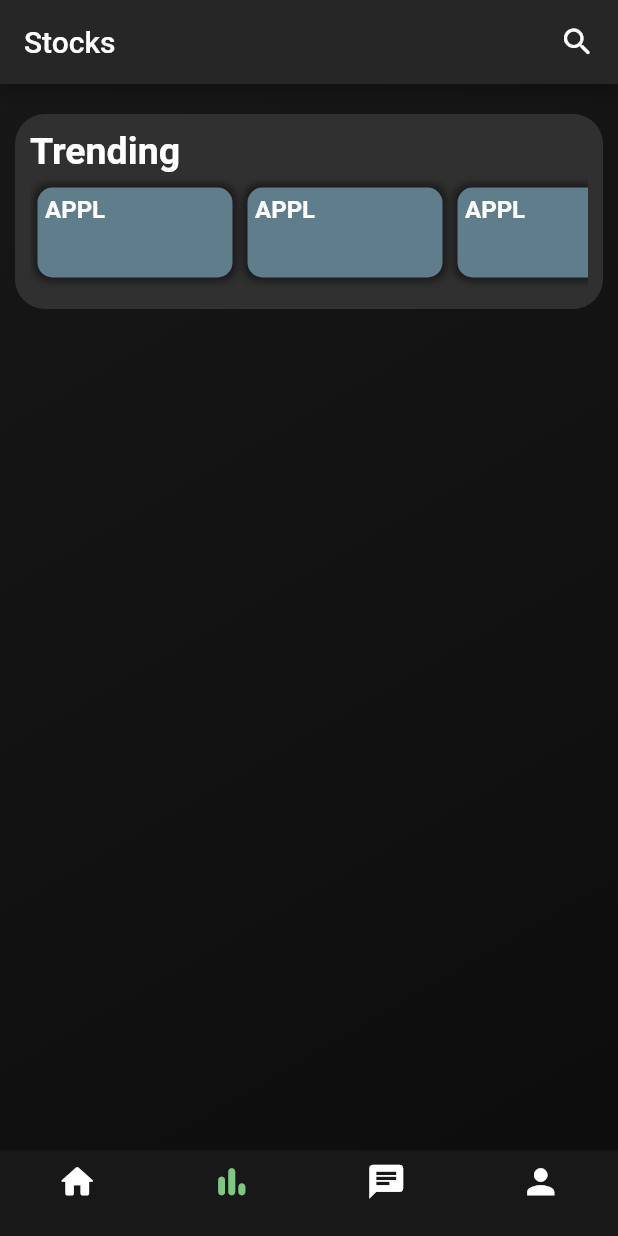
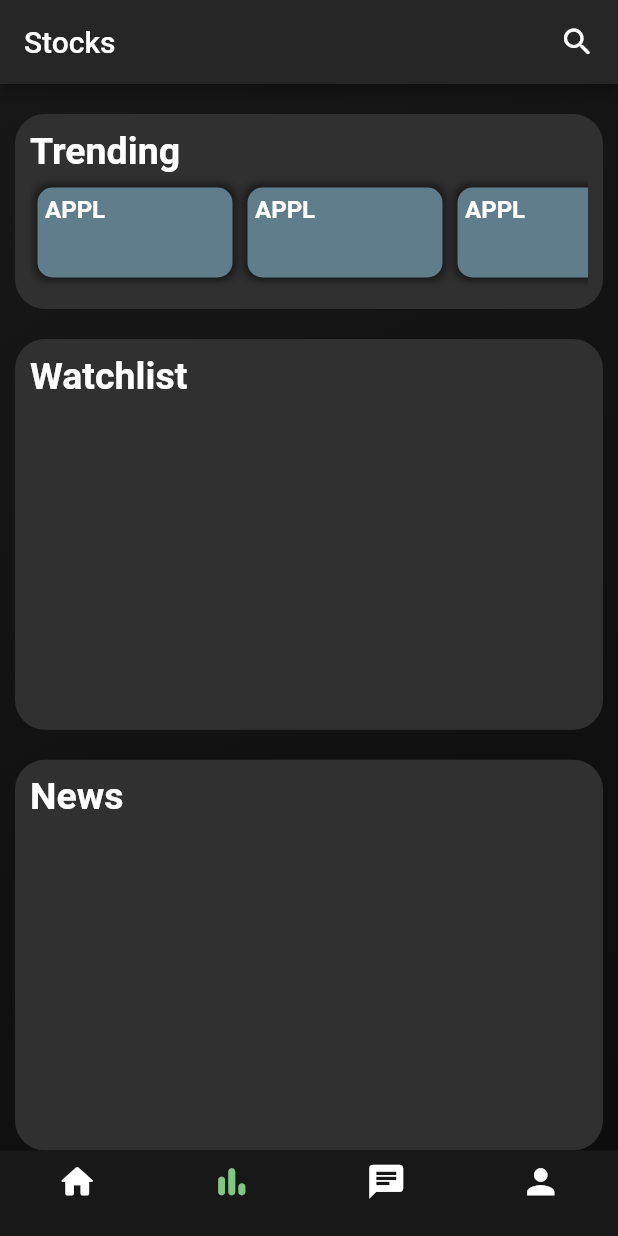
Before and after one commit to Bambalow28/StockMeUp, a Flutter app: the StockPage screen opened directly, on a phone screen of 412 x 824 dp. Run offline on Flutter 3.47's test engine with Material 2 defaults, Android fonts, the phone set to English and light mode, and no system bars.

Commit message:
UI changes

```diff
--- a/lib/mainPages/stocks.dart
+++ b/lib/mainPages/stocks.dart
@@ -1,4 +1,6 @@
 import 'package:flutter/material.dart';
+import 'dart:convert' as convert;
+import 'package:http/http.dart' as http;
 import 'package:newrandomproject/routes.dart';
 
 //View News Page Widget
@@ -33,6 +35,20 @@ class _StockPage extends State<StockPage> {
           break;
       }
     });
+  }
+
+  //Yahoo Finance API Request
+  getTrendingStocks() async {
+    var yahooFinance = Uri.parse('https://yfapi.net/v1/finance/trending/US');
+
+    Map<String, String> headers = {
+      'Content-type': 'application/json',
+      'Accept': 'application/json',
+    };
+    var res = await http.get(yahooFinance, headers: headers);
+
+    var jsonResponse = convert.jsonDecode(res.body);
+    print(jsonResponse);
   }
 
   @override
@@ -136,7 +152,7 @@ class _StockPage extends State<StockPage> {
                                   return Column(
                                     children: <Widget>[
                                       GestureDetector(
-                                        onTap: () => {print('Clicked')},
+                                        onTap: () => {getTrendingStocks()},
                                         child: Container(
                                           margin: EdgeInsets.only(
                                               top: 10.0, left: 5.0, right: 5.0),
@@ -184,6 +200,52 @@ class _StockPage extends State<StockPage> {
                           ),
                         ],
                       )),
+                  Expanded(
+                      child: Container(
+                    margin: EdgeInsets.only(top: 20.0, left: 10.0, right: 10.0),
+                    width: MediaQuery.of(context).size.width - 20,
+                    decoration: BoxDecoration(
+                        color: Colors.grey[850],
+                        borderRadius: BorderRadius.all(Radius.circular(20.0))),
+                    child: Column(
+                      crossAxisAlignment: CrossAxisAlignment.start,
+                      children: <Widget>[
+                        Container(
+                          padding: EdgeInsets.only(left: 10.0, top: 10.0),
+                          child: Text(
+                            'Watchlist',
+                            style: TextStyle(
+                                color: Colors.white,
+                                fontSize: 25.0,
+                                fontWeight: FontWeight.bold),
+                          ),
+                        ),
+                      ],
+                    ),
+                  )),
+                  Expanded(
+                      child: Container(
+                    margin: EdgeInsets.only(top: 20.0, left: 10.0, right: 10.0),
+                    width: MediaQuery.of(context).size.width - 20,
+                    decoration: BoxDecoration(
+                        color: Colors.grey[850],
+                        borderRadius: BorderRadius.all(Radius.circular(20.0))),
+                    child: Column(
+                      crossAxisAlignment: CrossAxisAlignment.start,
+                      children: <Widget>[
+                        Container(
+                          padding: EdgeInsets.only(left: 10.0, top: 10.0),
+                          child: Text(
+                            'News',
+                            style: TextStyle(
+                                color: Colors.white,
+                                fontSize: 25.0,
+                                fontWeight: FontWeight.bold),
+                          ),
+                        ),
+                      ],
+                    ),
+                  )),
                 ],
               ),
             )));
```
